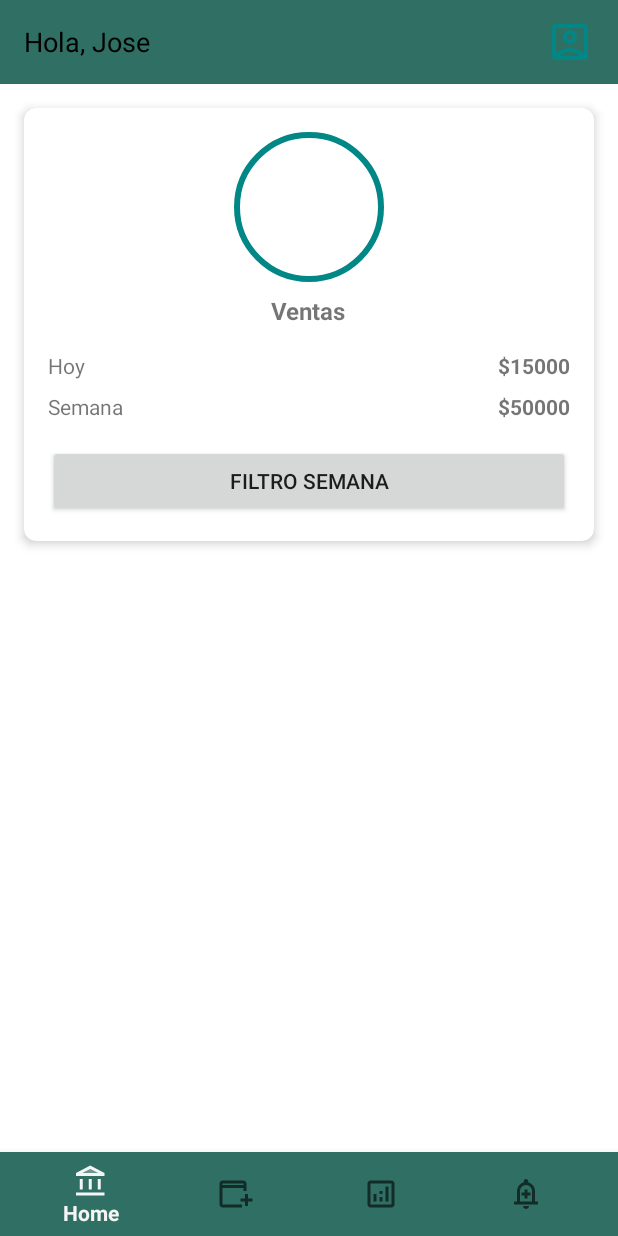
After one commit to Juan-P1224/Lotecol, an Android app built with Jetpack Compose: the HomeActivity screen opened directly, with no data from a screen before it, on a phone screen of 412 x 824 dp. The commit adds this screen. Run offline under Robolectric (Android 15) with nearby library versions, the light colour scheme and no system bars.

Commit message:
Login funcional y home.

```diff
--- a/app/src/main/AndroidManifest.xml
+++ b/app/src/main/AndroidManifest.xml
@@ -12,6 +12,11 @@
         android:supportsRtl="true"
         android:theme="@style/Theme.Lotecol"
         tools:targetApi="31">
+
+        <activity
+            android:name=".HomeActivity"
+            android:exported="false" />
+
         <activity
             android:name=".MainActivity"
             android:exported="true"
--- /dev/null
+++ b/app/src/main/java/com/loteria/lotecol/HomeActivity.kt
@@ -0,0 +1,11 @@
+package com.loteria.lotecol
+
+import android.os.Bundle
+import androidx.activity.ComponentActivity
+
+class HomeActivity : ComponentActivity() {
+    override fun onCreate(savedInstanceState: Bundle?) {
+        super.onCreate(savedInstanceState)
+        setContentView(R.layout.activity_home)
+    }
+}
--- a/app/src/main/java/com/loteria/lotecol/MainActivity.kt
+++ b/app/src/main/java/com/loteria/lotecol/MainActivity.kt
@@ -1,31 +1,45 @@
 package com.loteria.lotecol
 
+import android.content.Intent
 import android.os.Bundle
 import android.widget.Button
 import android.widget.EditText
 import android.widget.Toast
 import androidx.activity.ComponentActivity
+import com.google.firebase.auth.FirebaseAuth
 
 class MainActivity : ComponentActivity() {
+
+    private lateinit var auth: FirebaseAuth
+
     override fun onCreate(savedInstanceState: Bundle?) {
         super.onCreate(savedInstanceState)
         setContentView(R.layout.activity_main)
 
-        // Referencias a los EditText y al botón
+        auth = FirebaseAuth.getInstance()
+
         val usernameEditText = findViewById<EditText>(R.id.usernameEditText)
         val passwordEditText = findViewById<EditText>(R.id.passwordEditText)
         val loginButton = findViewById<Button>(R.id.loginButton)
 
-        // Listener del botón
         loginButton.setOnClickListener {
-            val username = usernameEditText.text.toString().trim()
+            val email = usernameEditText.text.toString().trim()
             val password = passwordEditText.text.toString().trim()
 
-            if (username.isEmpty() || password.isEmpty()) {
+            if (email.isEmpty() || password.isEmpty()) {
                 Toast.makeText(this, "Por favor complete todos los campos", Toast.LENGTH_SHORT).show()
             } else {
-                Toast.makeText(this, "Inicio de sesión exitoso", Toast.LENGTH_SHORT).show()
-                // Aquí podrías iniciar otra actividad si es necesario
+                auth.signInWithEmailAndPassword(email, password)
+                    .addOnCompleteListener { task ->
+                        if (task.isSuccessful) {
+                            Toast.makeText(this, "Inicio de sesión exitoso", Toast.LENGTH_SHORT).show()
+                            val intent = Intent(this, HomeActivity::class.java)
+                            startActivity(intent)
+                            finish()
+                        } else {
+                            Toast.makeText(this, "Error: ${task.exception?.message}", Toast.LENGTH_SHORT).show()
+                        }
+                    }
             }
         }
     }
--- /dev/null
+++ b/app/src/main/res/drawable/circle_background.xml
@@ -0,0 +1,5 @@
+<vector xmlns:android="http://schemas.android.com/apk/res/android" android:height="24dp" android:tint="#000000" android:viewportHeight="960" android:viewportWidth="960" android:width="24dp">
+
+    <path android:fillColor="@android:color/white" android:pathData="M200,714Q254,661 325.5,630.5Q397,600 480,600Q563,600 634.5,630.5Q706,661 760,714L760,200Q760,200 760,200Q760,200 760,200L200,200Q200,200 200,200Q200,200 200,200L200,714ZM480,520Q538,520 579,479Q620,438 620,380Q620,322 579,281Q538,240 480,240Q422,240 381,281Q340,322 340,380Q340,438 381,479Q422,520 480,520ZM200,840Q167,840 143.5,816.5Q120,793 120,760L120,200Q120,167 143.5,143.5Q167,120 200,120L760,120Q793,120 816.5,143.5Q840,167 840,200L840,760Q840,793 816.5,816.5Q793,840 760,840L200,840ZM269,760L691,760Q691,760 691,760Q691,760 691,760Q647,721 591.5,700.5Q536,680 480,680Q424,680 367.5,700.5Q311,721 269,760Q269,760 269,760Q269,760 269,760ZM480,440Q455,440 437.5,422.5Q420,405 420,380Q420,355 437.5,337.5Q455,320 480,320Q505,320 522.5,337.5Q540,355 540,380Q540,405 522.5,422.5Q505,440 480,440ZM480,457L480,457Q480,457 480,457Q480,457 480,457L480,457Q480,457 480,457Q480,457 480,457L480,457Q480,457 480,457Q480,457 480,457Q480,457 480,457Q480,457 480,457Z"/>
+
+</vector>
--- /dev/null
+++ b/app/src/main/res/drawable/circle_border.xml
@@ -0,0 +1,14 @@
+<?xml version="1.0" encoding="utf-8"?>
+<shape xmlns:android="http://schemas.android.com/apk/res/android"
+    android:shape="oval">
+
+    <size
+        android:width="100dp"
+        android:height="100dp" />
+
+    <solid android:color="@android:color/transparent" />
+
+    <stroke
+        android:width="4dp"
+        android:color="@color/teal_700" />
+</shape>
--- /dev/null
+++ b/app/src/main/res/drawable/ic_home.xml
@@ -0,0 +1,7 @@
+<vector xmlns:android="http://schemas.android.com/apk/res/android" android:height="24dp" android:tint="#000000" android:viewportHeight="24" android:viewportWidth="24" android:width="24dp">
+
+    <path android:fillAlpha="0.3" android:fillColor="@android:color/white" android:pathData="M6.29,6l5.21,-2.74L16.71,6z" android:strokeAlpha="0.3"/>
+
+    <path android:fillColor="@android:color/white" android:pathData="M6.5,10h-2v7h2v-7zM12.5,10h-2v7h2v-7zM21,19L2,19v2h19v-2zM18.5,10h-2v7h2v-7zM11.5,1L2,6v2h19L21,6l-9.5,-5zM6.29,6l5.21,-2.74L16.71,6L6.29,6z"/>
+
+</vector>
--- /dev/null
+++ b/app/src/main/res/drawable/ic_reportes.xml
@@ -0,0 +1,5 @@
+<vector xmlns:android="http://schemas.android.com/apk/res/android" android:height="24dp" android:tint="#000000" android:viewportHeight="960" android:viewportWidth="960" android:width="24dp">
+
+    <path android:fillColor="@android:color/white" android:pathData="M280,680L360,680L360,480L280,480L280,680ZM600,680L680,680L680,280L600,280L600,680ZM440,680L520,680L520,560L440,560L440,680ZM440,480L520,480L520,400L440,400L440,480ZM200,840Q167,840 143.5,816.5Q120,793 120,760L120,200Q120,167 143.5,143.5Q167,120 200,120L760,120Q793,120 816.5,143.5Q840,167 840,200L840,760Q840,793 816.5,816.5Q793,840 760,840L200,840ZM200,760L760,760Q760,760 760,760Q760,760 760,760L760,200Q760,200 760,200Q760,200 760,200L200,200Q200,200 200,200Q200,200 200,200L200,760Q200,760 200,760Q200,760 200,760ZM200,200L200,200Q200,200 200,200Q200,200 200,200L200,760Q200,760 200,760Q200,760 200,760L200,760Q200,760 200,760Q200,760 200,760L200,200Q200,200 200,200Q200,200 200,200Z"/>
+
+</vector>
--- /dev/null
+++ b/app/src/main/res/drawable/ic_resultados.xml
@@ -0,0 +1,5 @@
+<vector xmlns:android="http://schemas.android.com/apk/res/android" android:height="24dp" android:tint="#000000" android:viewportHeight="960" android:viewportWidth="960" android:width="24dp">
+
+    <path android:fillColor="@android:color/white" android:pathData="M440,600L520,600L520,520L600,520L600,440L520,440L520,360L440,360L440,440L360,440L360,520L440,520L440,600ZM160,760L160,680L240,680L240,400Q240,317 290,252.5Q340,188 420,168L420,140Q420,115 437.5,97.5Q455,80 480,80Q505,80 522.5,97.5Q540,115 540,140L540,168Q620,188 670,252.5Q720,317 720,400L720,680L800,680L800,760L160,760ZM480,460L480,460L480,460L480,460Q480,460 480,460Q480,460 480,460Q480,460 480,460Q480,460 480,460ZM480,880Q447,880 423.5,856.5Q400,833 400,800L560,800Q560,833 536.5,856.5Q513,880 480,880ZM320,680L640,680L640,400Q640,334 593,287Q546,240 480,240Q414,240 367,287Q320,334 320,400L320,680Z"/>
+
+</vector>
--- /dev/null
+++ b/app/src/main/res/drawable/ic_rifa.xml
@@ -0,0 +1,5 @@
+<vector xmlns:android="http://schemas.android.com/apk/res/android" android:height="24dp" android:tint="#000000" android:viewportHeight="960" android:viewportWidth="960" android:width="24dp">
+
+    <path android:fillColor="@android:color/white" android:pathData="M720,800L720,680L600,680L600,600L720,600L720,480L800,480L800,600L920,600L920,680L800,680L800,800L720,800ZM120,840Q87,840 63.5,816.5Q40,793 40,760L40,200Q40,167 63.5,143.5Q87,120 120,120L680,120Q713,120 736.5,143.5Q760,167 760,200L760,400L680,400L680,320L120,320L120,760Q120,760 120,760Q120,760 120,760L640,760L640,840L120,840ZM120,240L680,240L680,200Q680,200 680,200Q680,200 680,200L120,200Q120,200 120,200Q120,200 120,200L120,240ZM120,240L120,200Q120,200 120,200Q120,200 120,200L120,200Q120,200 120,200Q120,200 120,200L120,240Z"/>
+
+</vector>
--- /dev/null
+++ b/app/src/main/res/layout/activity_home.xml
@@ -0,0 +1,148 @@
+<?xml version="1.0" encoding="utf-8"?>
+<androidx.constraintlayout.widget.ConstraintLayout xmlns:android="http://schemas.android.com/apk/res/android"
+    xmlns:app="http://schemas.android.com/apk/res-auto"
+    xmlns:tools="http://schemas.android.com/tools"
+    android:layout_width="match_parent"
+    android:layout_height="match_parent"
+    android:background="@android:color/white"
+    tools:context=".HomeActivity">
+
+    <!-- Top Bar -->
+    <LinearLayout
+        android:id="@+id/topBar"
+        android:layout_width="0dp"
+        android:layout_height="56dp"
+        android:orientation="horizontal"
+        android:paddingStart="16dp"
+        android:paddingEnd="16dp"
+        android:gravity="center_vertical"
+        android:background="#2F6F64"
+        app:layout_constraintTop_toTopOf="parent"
+        app:layout_constraintStart_toStartOf="parent"
+        app:layout_constraintEnd_toEndOf="parent">
+
+        <TextView
+            android:id="@+id/greetingText"
+            android:layout_width="wrap_content"
+            android:layout_height="wrap_content"
+            android:text="Hola, Jose"
+            android:textSize="18sp"
+            android:textColor="@android:color/black"
+            android:layout_weight="1" />
+
+        <!-- Placeholder for profile icon -->
+        <View
+            android:layout_width="32dp"
+            android:layout_height="32dp"
+            android:backgroundTint="@color/teal_700"
+            android:background="@drawable/circle_background" />
+    </LinearLayout>
+
+    <!-- Main Card -->
+    <androidx.cardview.widget.CardView
+        android:id="@+id/cardSales"
+        android:layout_width="0dp"
+        android:layout_height="wrap_content"
+        android:layout_marginStart="16dp"
+        android:layout_marginEnd="16dp"
+        android:layout_marginTop="16dp"
+        app:cardCornerRadius="8dp"
+        app:cardElevation="4dp"
+        app:layout_constraintTop_toBottomOf="@id/topBar"
+        app:layout_constraintStart_toStartOf="parent"
+        app:layout_constraintEnd_toEndOf="parent">
+
+        <LinearLayout
+            android:layout_width="match_parent"
+            android:layout_height="wrap_content"
+            android:orientation="vertical"
+            android:padding="16dp">
+
+            <!-- Circle placeholder -->
+            <FrameLayout
+                android:layout_width="100dp"
+                android:layout_height="100dp"
+                android:layout_gravity="center_horizontal"
+                android:background="@drawable/circle_border">
+
+                <!-- Empty center (icon removed) -->
+            </FrameLayout>
+
+            <TextView
+                android:id="@+id/titleSales"
+                android:layout_width="wrap_content"
+                android:layout_height="wrap_content"
+                android:text="Ventas"
+                android:textStyle="bold"
+                android:textSize="16sp"
+                android:layout_marginTop="8dp"
+                android:layout_gravity="center_horizontal" />
+
+            <!-- Data rows -->
+            <LinearLayout
+                android:layout_width="match_parent"
+                android:layout_height="wrap_content"
+                android:orientation="horizontal"
+                android:layout_marginTop="16dp">
+
+                <TextView
+                    android:layout_width="0dp"
+                    android:layout_height="wrap_content"
+                    android:layout_weight="1"
+                    android:text="Hoy"
+                    android:textSize="14sp" />
+
+                <TextView
+                    android:id="@+id/valueToday"
+                    android:layout_width="wrap_content"
+                    android:layout_height="wrap_content"
+                    android:text="$15000"
+                    android:textSize="14sp"
+                    android:textStyle="bold" />
+            </LinearLayout>
+
+            <LinearLayout
+                android:layout_width="match_parent"
+                android:layout_height="wrap_content"
+                android:orientation="horizontal"
+                android:layout_marginTop="8dp">
+
+                <TextView
+                    android:layout_width="0dp"
+                    android:layout_height="wrap_content"
+                    android:layout_weight="1"
+                    android:text="Semana"
+                    android:textSize="14sp" />
+
+                <TextView
+                    android:id="@+id/valueWeek"
+                    android:layout_width="wrap_content"
+                    android:layout_height="wrap_content"
+                    android:text="$50000"
+                    android:textSize="14sp"
+                    android:textStyle="bold" />
+            </LinearLayout>
+
+            <!-- Filter button -->
+            <Button
+                android:id="@+id/buttonFilter"
+                android:layout_width="match_parent"
+                android:layout_height="wrap_content"
+                android:layout_marginTop="16dp"
+                android:text="Filtro Semana" />
+
+        </LinearLayout>
+    </androidx.cardview.widget.CardView>
+
+    <!-- Bottom Navigation -->
+    <com.google.android.material.bottomnavigation.BottomNavigationView
+        android:id="@+id/bottomNav"
+        android:layout_width="0dp"
+        android:layout_height="wrap_content"
+        app:menu="@menu/bottom_nav_menu"
+        app:layout_constraintBottom_toBottomOf="parent"
+        app:layout_constraintStart_toStartOf="parent"
+        android:background="#2F6F64"
+        app:layout_constraintEnd_toEndOf="parent" />
+
+</androidx.constraintlayout.widget.ConstraintLayout>
--- /dev/null
+++ b/app/src/main/res/menu/bottom_nav_menu.xml
@@ -0,0 +1,23 @@
+<?xml version="1.0" encoding="utf-8"?>
+<menu xmlns:android="http://schemas.android.com/apk/res/android">
+
+    <item
+        android:id="@+id/nav_home"
+        android:icon="@drawable/ic_home"
+        android:title="Home" />
+
+    <item
+        android:id="@+id/nav_rifa"
+        android:icon="@drawable/ic_rifa"
+        android:title="Rifa" />
+
+    <item
+        android:id="@+id/nav_reportes"
+        android:icon="@drawable/ic_reportes"
+        android:title="Reportes" />
+
+    <item
+        android:id="@+id/nav_resultados"
+        android:icon="@drawable/ic_resultados"
+        android:title="Resultados" />
+</menu>
--- a/app/src/main/res/values/themes.xml
+++ b/app/src/main/res/values/themes.xml
@@ -1,5 +1,7 @@
 <?xml version="1.0" encoding="utf-8"?>
 <resources>
 
-    <style name="Theme.Lotecol" parent="android:Theme.Material.Light.NoActionBar" />
+    <style name="Theme.Lotecol" parent="Theme.AppCompat.DayNight.NoActionBar">
+        <!-- personaliza aquí tus colores, etc -->
+    </style>
 </resources>
--- a/build.gradle.kts
+++ b/build.gradle.kts
@@ -3,5 +3,7 @@ plugins {
     alias(libs.plugins.android.application) apply false
     alias(libs.plugins.kotlin.android) apply false
     alias(libs.plugins.kotlin.compose) apply false
+
+    // ✔️ Plugin de Google Services para Firebase
     id("com.google.gms.google-services") version "4.4.2" apply false
 }
--- a/gradle/libs.versions.toml
+++ b/gradle/libs.versions.toml
@@ -8,6 +8,7 @@ espressoCore = "3.5.1"
 lifecycleRuntimeKtx = "2.6.1"
 activityCompose = "1.8.0"
 composeBom = "2024.09.00"
+material = "1.12.0"
 
 [libraries]
 androidx-core-ktx = { group = "androidx.core", name = "core-ktx", version.ref = "coreKtx" }
@@ -24,6 +25,7 @@ androidx-ui-tooling-preview = { group = "androidx.compose.ui", name = "ui-toolin
 androidx-ui-test-manifest = { group = "androidx.compose.ui", name = "ui-test-manifest" }
 androidx-ui-test-junit4 = { group = "androidx.compose.ui", name = "ui-test-junit4" }
 androidx-material3 = { group = "androidx.compose.material3", name = "material3" }
+material = { group = "com.google.android.material", name = "material", version.ref = "material" }
 
 [plugins]
 android-application = { id = "com.android.application", version.ref = "agp" }
```
Also changed, not shown: app/build.gradle.kts (+9 -2 lines).
